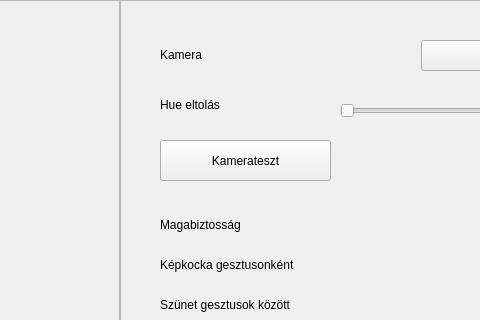
Excal21/GestureBoard, file UI/Views/cameraOptionsform.ui: the form before one commit; both pictures show x 160 to 640 and y 0 to 320 of the 800 by 410 pixel window.
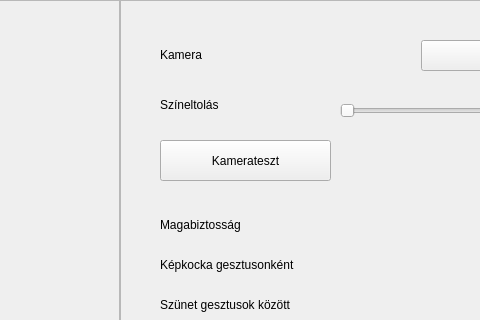
The form after the commit.

The edit to the form file:
```diff
--- a/UI/Views/cameraOptionsform.ui
+++ b/UI/Views/cameraOptionsform.ui
@@ -148,7 +148,7 @@
      </rect>
     </property>
     <property name="text">
-     <string>Hue eltolás</string>
+     <string>Színeltolás</string>
     </property>
    </widget>
    <widget class="QLabel" name="lblFrameCnt">
```
